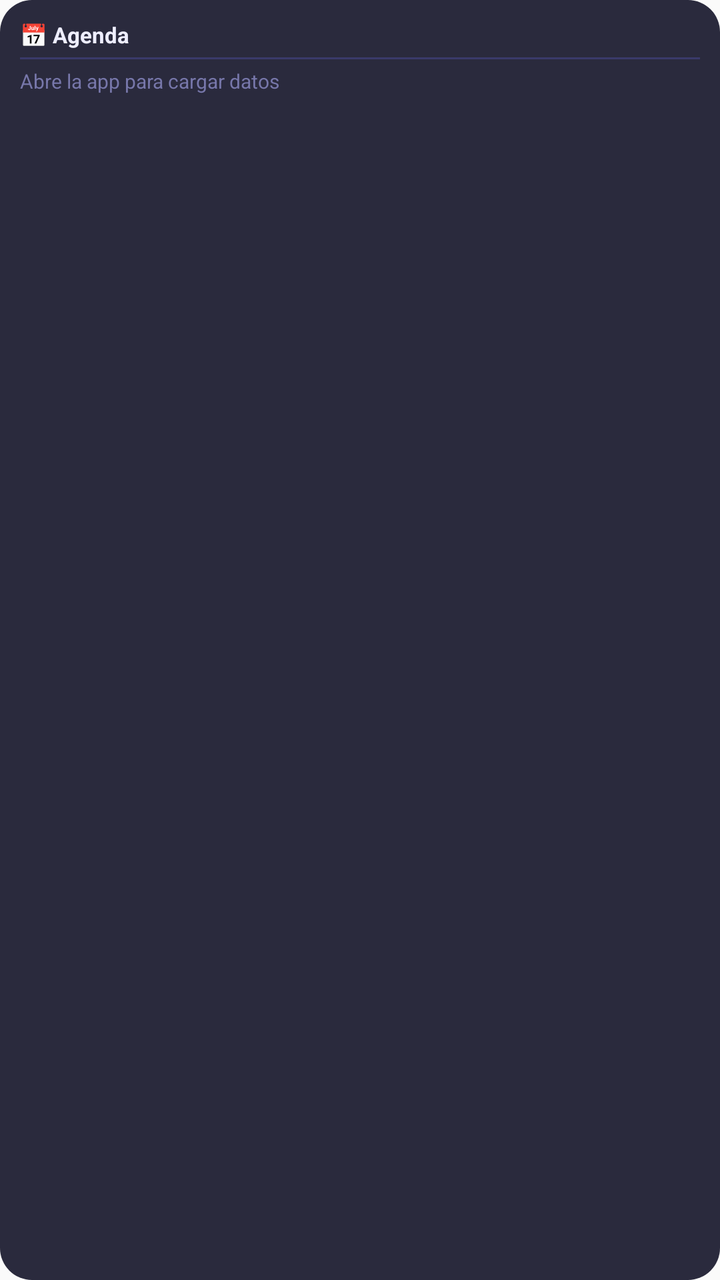
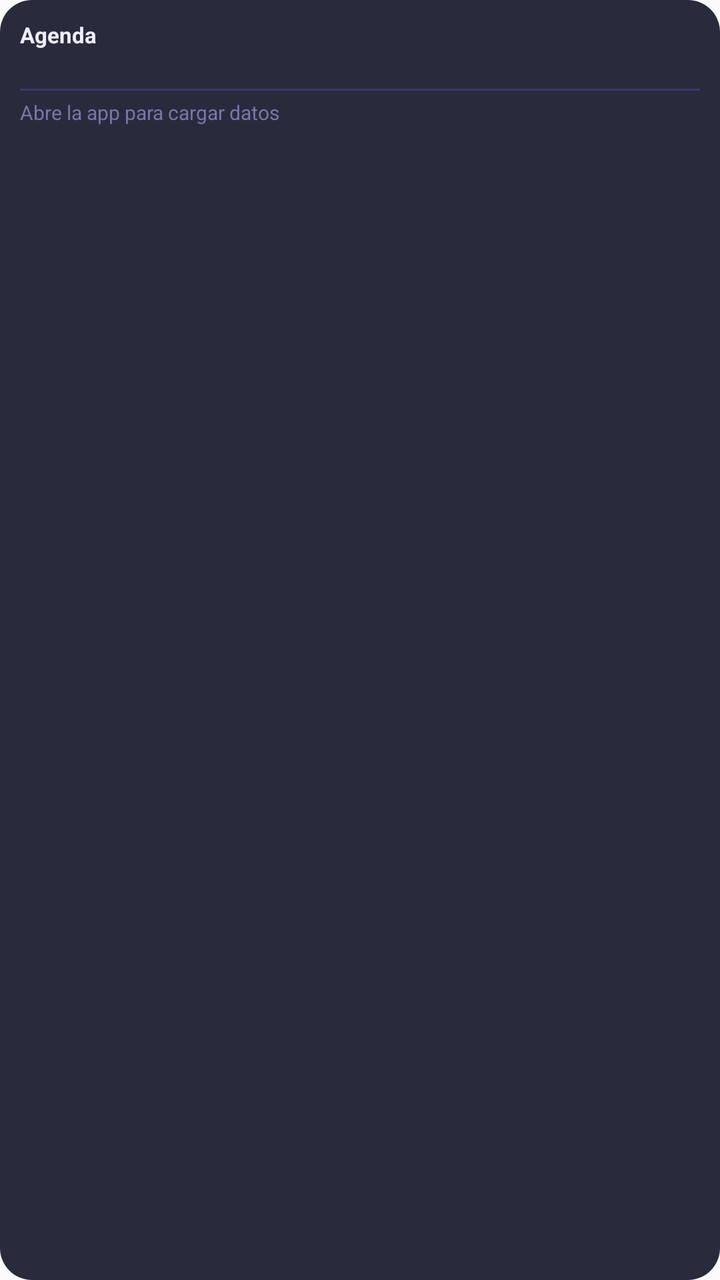

An Android layout rendered at two revisions. The XML below is the earlier revision; the diff shows what the commit changed to produce the second picture.
<!-- AndroidManifest.xml: application theme AppTheme -->
<!-- res/layout/widget_agenda.xml -->
<?xml version="1.0" encoding="utf-8"?>
<LinearLayout xmlns:android="http://schemas.android.com/apk/res/android"
    android:id="@+id/widget_root"
    android:layout_width="match_parent"
    android:layout_height="match_parent"
    android:orientation="vertical"
    android:background="@drawable/widget_background"
    android:padding="10dp">

    
    <LinearLayout
        android:layout_width="match_parent"
        android:layout_height="wrap_content"
        android:orientation="horizontal"
        android:gravity="center_vertical"
        android:layout_marginBottom="4dp">
        <TextView
            android:layout_width="0dp"
            android:layout_height="wrap_content"
            android:layout_weight="1"
            android:text="📅 Agenda"
            android:textColor="#EEEEFF"
            android:textSize="11sp"
            android:textStyle="bold" />
        <TextView
            android:id="@+id/widget_date"
            android:layout_width="wrap_content"
            android:layout_height="wrap_content"
            android:textColor="#7777AA"
            android:textSize="10sp" />
    </LinearLayout>

    
    <View
        android:layout_width="match_parent"
        android:layout_height="1dp"
        android:background="#3A3A6A"
        android:layout_marginBottom="4dp" />

    
    <TextView android:id="@+id/widget_item0"
        android:layout_width="match_parent" android:layout_height="wrap_content"
        android:textColor="#EEEEFF" android:textSize="11sp"
        android:maxLines="1" android:ellipsize="end"
        android:visibility="gone" android:layout_marginBottom="2dp" />
    <TextView android:id="@+id/widget_item1"
        android:layout_width="match_parent" android:layout_height="wrap_content"
        android:textColor="#EEEEFF" android:textSize="11sp"
        android:maxLines="1" android:ellipsize="end"
        android:visibility="gone" android:layout_marginBottom="2dp" />
    <TextView android:id="@+id/widget_item2"
        android:layout_width="match_parent" android:layout_height="wrap_content"
        android:textColor="#EEEEFF" android:textSize="11sp"
        android:maxLines="1" android:ellipsize="end"
        android:visibility="gone" android:layout_marginBottom="2dp" />
    <TextView android:id="@+id/widget_item3"
        android:layout_width="match_parent" android:layout_height="wrap_content"
        android:textColor="#EEEEFF" android:textSize="11sp"
        android:maxLines="1" android:ellipsize="end"
        android:visibility="gone" android:layout_marginBottom="2dp" />
    <TextView android:id="@+id/widget_item4"
        android:layout_width="match_parent" android:layout_height="wrap_content"
        android:textColor="#EEEEFF" android:textSize="11sp"
        android:maxLines="1" android:ellipsize="end"
        android:visibility="gone" android:layout_marginBottom="2dp" />

    
    <TextView android:id="@+id/widget_more"
        android:layout_width="match_parent" android:layout_height="wrap_content"
        android:textColor="#7777AA" android:textSize="10sp"
        android:visibility="gone" android:layout_marginBottom="2dp" />
    <TextView android:id="@+id/widget_empty"
        android:layout_width="match_parent" android:layout_height="wrap_content"
        android:text="Abre la app para cargar datos"
        android:textColor="#7777AA" android:textSize="10sp"
        android:visibility="visible" />

</LinearLayout>
<!-- resources referenced by this layout -->
<resources>
  <!-- drawable widget_background (drawable) -->
  <?xml version="1.0" encoding="utf-8"?>
  <shape xmlns:android="http://schemas.android.com/apk/res/android"
      android:shape="rectangle">
      <solid android:color="#E614142A" />
      <corners android:radius="16dp" />
  </shape>
  <style name="AppTheme" parent="Theme.AppCompat.Light.DarkActionBar">
          
          <item name="colorPrimary">@color/colorPrimary</item>
          <item name="colorPrimaryDark">@color/colorPrimaryDark</item>
          <item name="colorAccent">@color/colorAccent</item>
      </style>
</resources>

<!-- the commit's change to res/layout/widget_agenda.xml (unified diff, before → after) -->
@@ -8,34 +8,31 @@
     android:padding="10dp">
 
     
-    <LinearLayout
+    <TextView
+        android:id="@+id/widget_title"
         android:layout_width="match_parent"
         android:layout_height="wrap_content"
-        android:orientation="horizontal"
-        android:gravity="center_vertical"
-        android:layout_marginBottom="4dp">
-        <TextView
-            android:layout_width="0dp"
-            android:layout_height="wrap_content"
-            android:layout_weight="1"
-            android:text="📅 Agenda"
-            android:textColor="#EEEEFF"
-            android:textSize="11sp"
-            android:textStyle="bold" />
-        <TextView
-            android:id="@+id/widget_date"
-            android:layout_width="wrap_content"
-            android:layout_height="wrap_content"
-            android:textColor="#7777AA"
-            android:textSize="10sp" />
-    </LinearLayout>
+        android:text="Agenda"
+        android:textColor="#EEEEFF"
+        android:textSize="11sp"
+        android:textStyle="bold"
+        android:layout_marginBottom="2dp" />
+
+    <TextView
+        android:id="@+id/widget_date"
+        android:layout_width="match_parent"
+        android:layout_height="wrap_content"
+        android:textColor="#9999CC"
+        android:textSize="10sp"
+        android:layout_marginBottom="4dp" />
 
     
-    <View
+    <ImageView
         android:layout_width="match_parent"
         android:layout_height="1dp"
         android:background="#3A3A6A"
-        android:layout_marginBottom="4dp" />
+        android:layout_marginBottom="4dp"
+        android:contentDescription="" />
 
     
     <TextView android:id="@+id/widget_item0"
